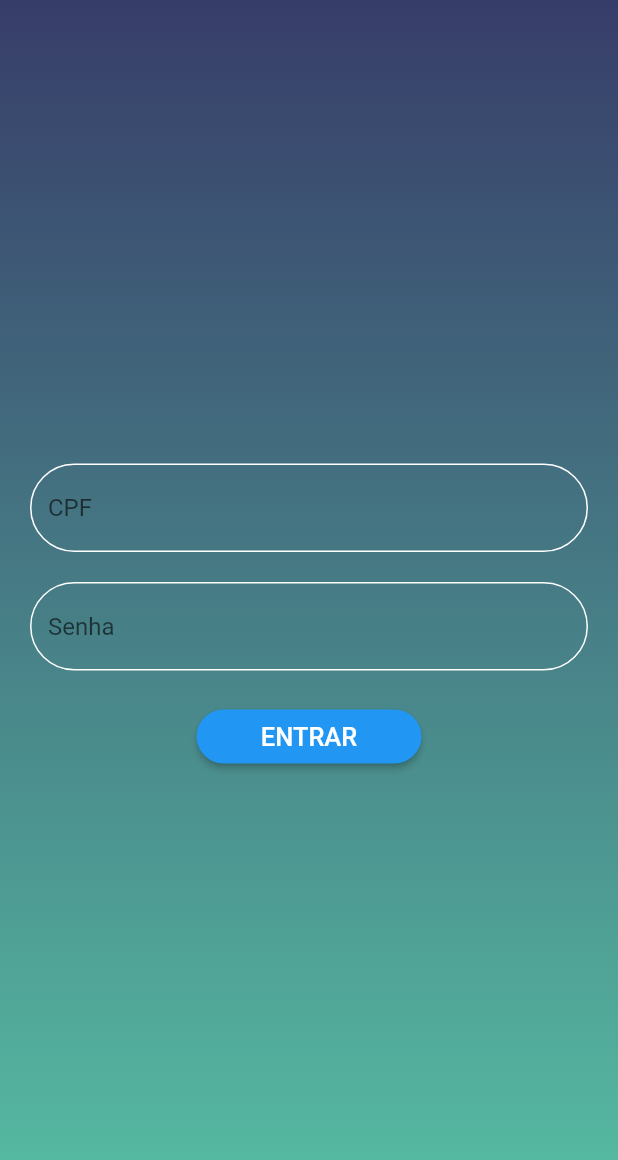
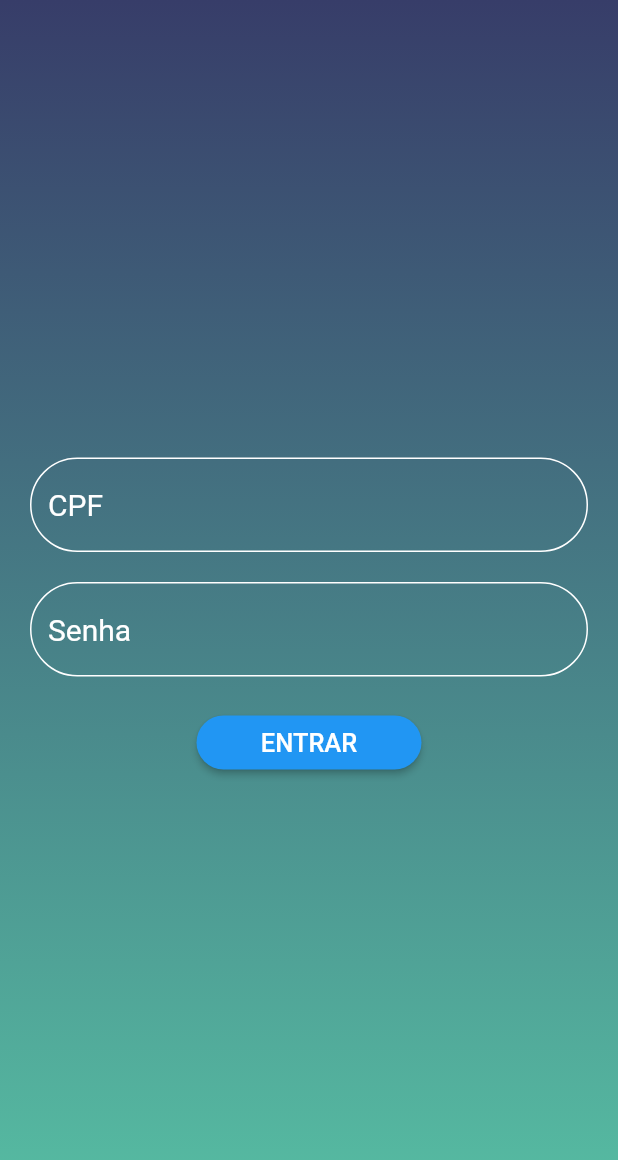
Before and after one commit to DiegoKenko/multirotas, a Flutter app: the screen it shows after launch, on a phone screen of 412 x 824 dp. Shown: the top 1160 px of the screen. Run offline on Flutter 3.47's test engine with Material 2 defaults, Android fonts, the phone set to English and light mode, and no system bars; our stand-ins replace cloud_firestore, dio, firebase_core, firebase_database, geocoding, geolocator and 1 more; missing offline and left inert: flutter_polyline_points; accounts and stored records are empty.

```diff
--- a/lib/main.dart
+++ b/lib/main.dart
@@ -54,7 +54,15 @@ class TelaLoginState extends State<TelaLogin> {
                         padding: EdgeInsets.only(
                             left: 20.0, right: 20, bottom: 20, top: 0),
                         child: TextField(
+                          style: TextStyle(
+                            fontSize: 20,
+                            color: Colors.white,
+                          ),
                           decoration: InputDecoration(
+                            hintStyle: TextStyle(
+                              color: Colors.white,
+                              fontSize: 20,
+                            ),
                             hintText: 'CPF',
                             enabledBorder: OutlineInputBorder(
                               borderRadius:
@@ -78,7 +86,15 @@ class TelaLoginState extends State<TelaLogin> {
                           obscureText: true,
                           enableSuggestions: false,
                           autocorrect: false,
+                          style: TextStyle(
+                            fontSize: 20,
+                            color: Colors.white,
+                          ),
                           decoration: InputDecoration(
+                            hintStyle: TextStyle(
+                              color: Colors.white,
+                              fontSize: 20,
+                            ),
                             hintText: 'Senha',
                             enabledBorder: OutlineInputBorder(
                               borderRadius:
@@ -134,7 +150,10 @@ class TelaLoginState extends State<TelaLogin> {
                     ),
                     const Text(
                       'Carregando...',
-                      style: TextStyle(fontSize: 22),
+                      style: TextStyle(
+                        fontSize: 22,
+                        letterSpacing: 3,
+                      ),
                     )
                   ],
                 ),
```
Also changed, not shown: lib/location/map.dart (+44 -32 lines).
